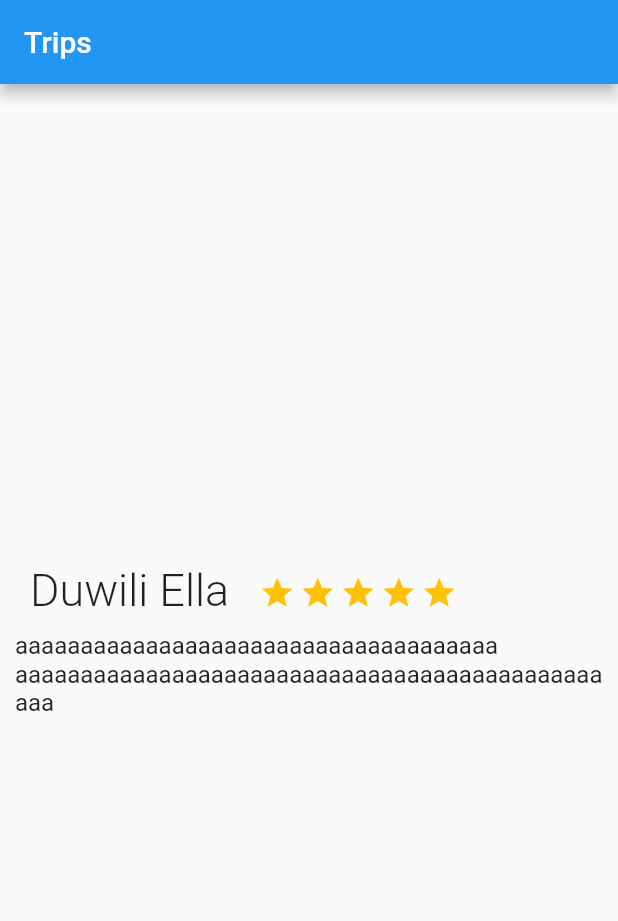
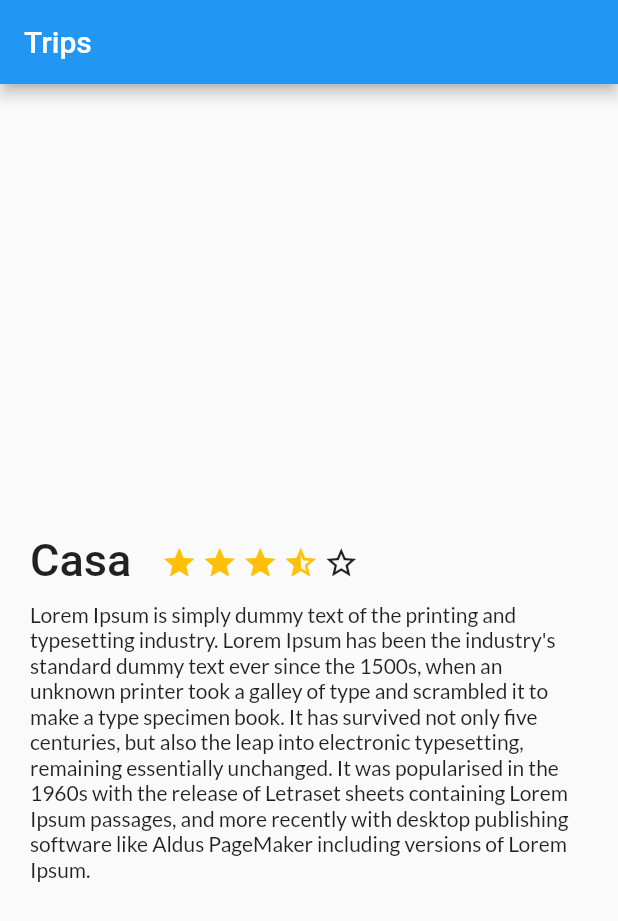
Before and after one commit to widjos/course1-flutter, a Flutter app: the screen it shows after launch, on a phone screen of 412 x 824 dp. Shown: the top 921 px of the screen. Run offline on Flutter 3.47's test engine with Material 2 defaults, Android fonts, the phone set to English and light mode, and no system bars.

Commit message:
created the stars widget for dynamic changes

```diff
--- a/platzi_trips_app/lib/description_place.dart
+++ b/platzi_trips_app/lib/description_place.dart
@@ -1,30 +1,63 @@
 import 'package:flutter/material.dart';
+import 'package:platzi_trips_app/review.dart';
+import 'package:platzi_trips_app/star.dart';
 
 
 class DescriptionPlace extends StatelessWidget {
+
+  String namePlace;
+  int stars;
+  String  descriptionPlace;
+
+  DescriptionPlace(this.namePlace, this.stars, this.descriptionPlace);
+
   @override
   Widget build(BuildContext context){
 
     final description =  Container(
       margin: const EdgeInsets.only(
         top: 10.0,
-        left: 10.0,
-        right: 10.1
+        left: 20.0,
+        right: 20.0
       ),
-      child: const Text(
-        """aaaaaaaaaaaaaaaaaaaaaaaaaaaaaaaaaaaaa
-aaaaaaaaaaaaaaaaaaaaaaaaaaaaaaaaaaaaaaaaaaaaaaaa""",
-        style: TextStyle(
-          fontSize: 16.0,
-          fontWeight: FontWeight.normal
+      child: Text(
+        descriptionPlace,
+        style: const TextStyle(
+          fontSize: 14.0,
+          fontWeight: FontWeight.normal,
+          fontFamily: "Lato"
         ),
         textAlign: TextAlign.left,
       )
     );
 
+    final star_half =  Container(
+      margin: const EdgeInsets.only(
+        top: 303.0,
+        right: 3.0
+      ),
+
+      child: const Icon(
+        Icons.star_half,
+        color: Colors.amber
+      )
+    );
+
+    final star_border =  Container(
+      margin: const EdgeInsets.only(
+        top: 303.0,
+        right: 3.0
+      ),
+
+      child: const Icon(
+        Icons.star_border
+      )
+    );
+
+
     final star = Container(
       margin: const EdgeInsets.only(
-        top: 323.0,
+        top: 303.0,
         right: 3.0
       ),
 
@@ -39,28 +72,20 @@ aaaaaaaaaaaaaaaaaaaaaaaaaaaaaaaaaaaaaaaaaaaaaaaa""",
       children: <Widget>[
         Container(
           margin: const EdgeInsets.only(
-            top: 320.0,
+            top: 300.0,
             left: 20.0,
             right: 20.0,
           ),
-          child: const Text(
-            "Duwili Ella",
-            style: TextStyle(
+          child: Text(
+            namePlace,
+            style: const TextStyle(
               fontSize: 30.0,
-              fontWeight: FontWeight.w300
+              fontWeight: FontWeight.w500
 ,            ),
             textAlign: TextAlign.left,
           )
         ),
-        Row(
-          children: <Widget>[
-            star,
-            star,
-            star,
-            star,
-            star
-          ]
-        )
+        Star(3.8)
       ],
     );
 
--- a/platzi_trips_app/lib/main.dart
+++ b/platzi_trips_app/lib/main.dart
@@ -7,6 +7,8 @@ void main() {
 
 class MyApp extends StatelessWidget {
   const MyApp({Key? key}) : super(key: key);
+
+  final String  descripcion = "Lorem Ipsum is simply dummy text of the printing and typesetting industry. Lorem Ipsum has been the industry's standard dummy text ever since the 1500s, when an unknown printer took a galley of type and scrambled it to make a type specimen book. It has survived not only five centuries, but also the leap into electronic typesetting, remaining essentially unchanged. It was popularised in the 1960s with the release of Letraset sheets containing Lorem Ipsum passages, and more recently with desktop publishing software like Aldus PageMaker including versions of Lorem Ipsum.";
 
   // This widget is the root of your application.
   @override
@@ -29,7 +31,7 @@ class MyApp extends StatelessWidget {
         appBar: AppBar(
           title: const Text("Trips"),
         ) ,
-        body: new DescriptionPlace(),
+        body: DescriptionPlace('Casa',5,descripcion),
 
       )//const MyHomePage(title: 'Flutter Demo Home Page'),
     );
--- /dev/null
+++ b/platzi_trips_app/lib/star.dart
@@ -0,0 +1,61 @@
+import 'package:flutter/material.dart';
+
+class Star extends StatelessWidget {
+
+  double numberStars = 0;
+
+  Star(this.numberStars);
+
+  final star_half =  Container(
+      margin: const EdgeInsets.only(
+        top: 303.0,
+        right: 3.0
+      ),
+
+      child: const Icon(
+        Icons.star_half,
+        color: Colors.amber
+      )
+    );
+
+    final star_border =  Container(
+      margin: const EdgeInsets.only(
+        top: 303.0,
+        right: 3.0
+      ),
+
+      child: const Icon(
+        Icons.star_border
+      )
+    );
+
+
+    final star = Container(
+      margin: const EdgeInsets.only(
+        top: 303.0,
+        right: 3.0
+      ),
+
+      child: const Icon(
+        Icons.star,
+        color: Colors.amber
+      )
+    );
+
+  Widget countStars(double number){
+
+    bool halfStar = number % number.toInt() >= 0.5;
+    int fullStar = number <= 5 && number >= 0 ? number.toInt() : 0;
+    return Row(
+      children: List.generate(5, (index) =>
+        (fullStar - index) > 0 && index < fullStar ? star : halfStar &&  number  > index  ? star_half : star_border
+      )
+
+    );
+  }
+
+  @override
+  Widget build(BuildContext context) {
+    return countStars(numberStars);
+  }
+}
```
Also changed, not shown: platzi_trips_app/lib/review.dart (added, +95 -0 lines), platzi_trips_app/lib/review_list.dart (added, +19 -0 lines), platzi_trips_app/pubspec.yaml (+10 -0 lines), platzi_trips_app/assets/img/persona2.jpg (added), platzi_trips_app/assets/img/persona3.jpg (added), platzi_trips_app/assets/img/viajera.jpg (added), platzi_trips_app/fonts/Lato-Regular.ttf (added).
